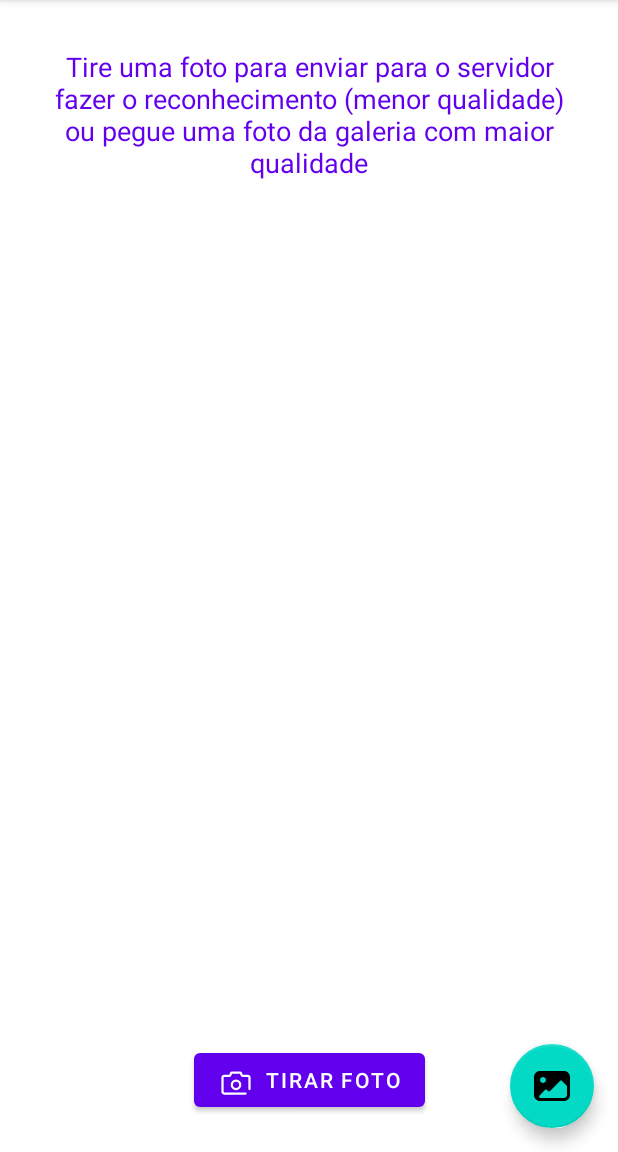
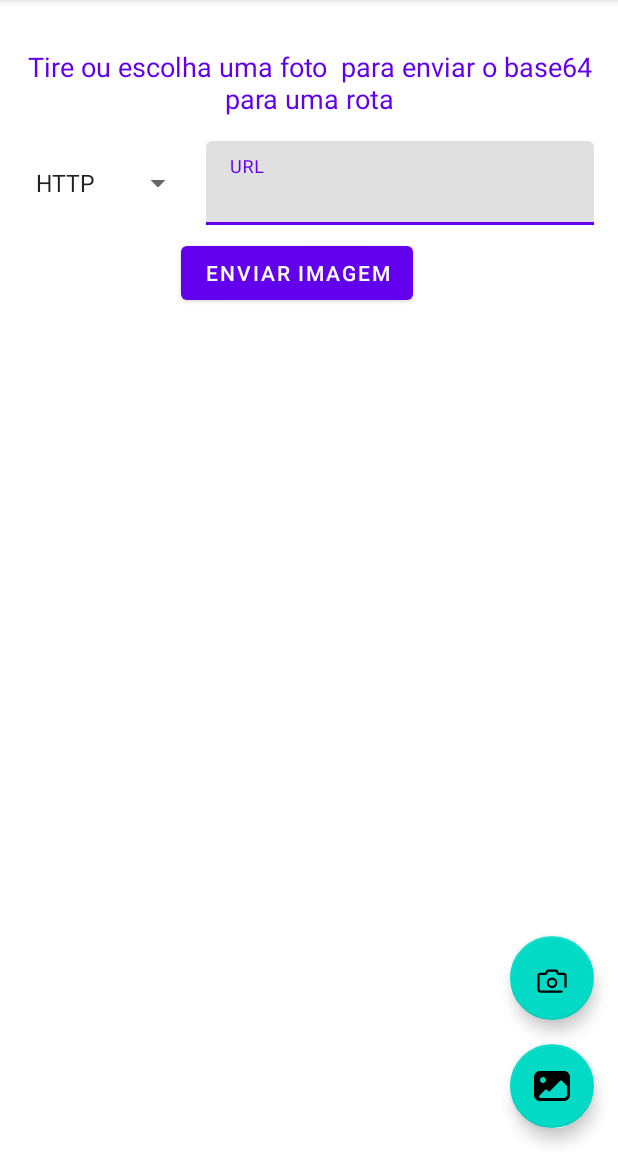
Before and after one commit to brunoeiji/ImagePost, an Android app: the screen it shows after launch (MainActivity), on a phone screen of 412 x 824 dp, the part 84-1236 px from its top. Run offline under Robolectric (Android 15) with nearby library versions, the phone set to English and light mode, and no system bars; libraries missing offline, so code that uses them is left out: com.github.kittinunf.fuel, com.github.kittinunf.result.

Commit message:
added url input and send button

```diff
--- a/app/src/main/java/com/example/camerapostimage/MainActivity.kt
+++ b/app/src/main/java/com/example/camerapostimage/MainActivity.kt
@@ -12,28 +12,41 @@ import android.os.Build
 import android.os.Bundle
 import android.provider.MediaStore
 import android.util.Log
+import android.view.View
+import android.widget.AdapterView
+import android.widget.ArrayAdapter
 import android.widget.Toast
 import java.util.Base64
 import androidx.appcompat.app.AlertDialog
 import androidx.appcompat.app.AppCompatActivity
 import com.github.kittinunf.fuel.Fuel
 import com.github.kittinunf.fuel.core.extensions.jsonBody
+import com.github.kittinunf.result.Result
 import kotlinx.android.synthetic.main.activity_main.*
-import kotlinx.coroutines.GlobalScope
-import kotlinx.coroutines.launch
+import kotlinx.android.synthetic.main.activity_main.view.*
 import java.io.ByteArrayOutputStream
 
 
-class MainActivity : AppCompatActivity() {
+class MainActivity : AppCompatActivity(), AdapterView.OnItemSelectedListener {
 
     private val CAMERA_REQUEST = 0x42
     private val GALLERY_REQUEST = 0x41
     private val PERMISSION_CODE = 0x40
-    private val POST_URL = "http://172.18.0.1:8080/detect" //COMPLETAR AQUI
+
+    private val httpChoices = arrayOf("HTTP", "HTTPS")
+    private var selectedImage: Bitmap? = null
 
     override fun onCreate(savedInstanceState: Bundle?) {
         super.onCreate(savedInstanceState)
         setContentView(R.layout.activity_main)
+
+        // Create an ArrayAdapter using the string array and a default spinner layout
+        val arrayAdapter = ArrayAdapter(this, android.R.layout.simple_spinner_item, httpChoices)
+        arrayAdapter.setDropDownViewResource(android.R.layout.simple_spinner_dropdown_item)
+        httpSpinner.adapter = arrayAdapter
+        httpSpinner.onItemSelectedListener = this
+
+        urlTextField.editText?.setText(getURL())
 
         cameraButton.setOnClickListener {
             openCamera()
@@ -41,6 +54,10 @@ class MainActivity : AppCompatActivity() {
 
         galleryButton.setOnClickListener {
             checkPermissionForGallery()
+        }
+
+        sendButton.setOnClickListener {
+            sendImage()
         }
     }
 
@@ -58,6 +75,33 @@ class MainActivity : AppCompatActivity() {
         }
         else{ //system OS is < Marshmallow
             openGallery();
+        }
+    }
+
+    private fun createURL() : String{
+        val url = httpSpinner.selectedItem.toString().toLowerCase()+ "://" + urlTextField.editText?.text
+        Log.e("URL",url)
+        return url
+    }
+
+    private fun sendImage(){
+        if(selectedImage != null) {
+            if(urlTextField.editText?.text?.isNotEmpty()!!) {
+                progressBar.visibility = View.VISIBLE
+                uploadImageToKasco(selectedImage!!)
+            }else{
+                val builder = AlertDialog.Builder(this)
+                builder.setTitle("Error")
+                builder.setMessage("Coloque uma URL para enviar a imagem")
+                builder.setPositiveButton("Ok", null)
+                builder.show()
+            }
+        }else{
+            val builder = AlertDialog.Builder(this)
+            builder.setTitle("Error")
+            builder.setMessage("Escolha uma imagem para enviar")
+            builder.setPositiveButton("Ok", null)
+            builder.show()
         }
     }
 
@@ -80,22 +124,32 @@ class MainActivity : AppCompatActivity() {
 
     private fun uploadImageToKasco(image:Bitmap){
         getBase64Image(image, complete = { base64Image ->
-            GlobalScope.launch {
             val body = "{ \"image\":\"" + base64Image + "\"}"
-                Log.d("BASE 64 IMAGE", body)
-                Fuel.post(POST_URL)
+//                Log.d("BASE 64 IMAGE", body)
+            val url = createURL()
+            saveURL(url)
+            Fuel.post(url)
                 .jsonBody(body)
-                    .response { result ->
-                        Log.e("result", "response chegou")
-                        val toast = Toast.makeText(applicationContext, "Resposta", Toast.LENGTH_LONG)
-                        toast.show()
+                .responseString { result ->
+                    progressBar.visibility = View.INVISIBLE
+                    when (result) {
+                        is Result.Failure -> {
+                            val er = result.getException()
+                            Log.e("Error", er.toString())
+                            runOnUiThread { Toast.makeText(this@MainActivity, "Falhou", Toast.LENGTH_LONG).show() }
+                        }
+                        is Result.Success -> {
+                            val data = result.get()
+                            println(data)
+                            Log.e("Data", data)
+                            runOnUiThread { Toast.makeText(this@MainActivity, "Sucesso", Toast.LENGTH_LONG).show() }
+                        }
                     }
                 }
         })
     }
 
     private fun getBase64Image(image: Bitmap, complete: (String?) -> Unit){
-        GlobalScope.launch {
         val outputStream = ByteArrayOutputStream()
         image.compress(Bitmap.CompressFormat.PNG, 100, outputStream )
         val b = outputStream.toByteArray()
@@ -103,7 +157,6 @@ class MainActivity : AppCompatActivity() {
             complete(Base64.getEncoder().encodeToString(b))
         }else{
             complete(null)
-            }
         }
     }
 
@@ -120,6 +173,19 @@ class MainActivity : AppCompatActivity() {
         }
     }
 
+    private fun saveURL(url: String){
+        val sharedPref = this.getPreferences(Context.MODE_PRIVATE)
+        with(sharedPref.edit()){
+            putString("url", url)
+            apply()
+        }
+    }
+
+    private fun getURL() : String{
+        val sharedPref = this.getPreferences(Context.MODE_PRIVATE)
+        return sharedPref.getString("url", "")!!
+    }
+
     override fun onRequestPermissionsResult(
         requestCode: Int,
         permissions: Array<out String>,
@@ -131,7 +197,7 @@ class MainActivity : AppCompatActivity() {
     }
 
     override fun onActivityResult(requestCode: Int, resultCode: Int, data: Intent?) {
-        var selectedImage: Bitmap? = null
+
         if(requestCode == CAMERA_REQUEST && resultCode == Activity.RESULT_OK){
             selectedImage = data?.extras?.get("data") as Bitmap
         }else if(requestCode == GALLERY_REQUEST && resultCode == Activity.RESULT_OK) {
@@ -145,19 +211,15 @@ class MainActivity : AppCompatActivity() {
             super.onActivityResult(requestCode, resultCode, data)
         }
         if(selectedImage != null) {
-            uploadImageToKasco(selectedImage)
             imageView.setImageBitmap(selectedImage)
-        }else{
-            val alertDialog: AlertDialog? = this.let {
-                val builder = AlertDialog.Builder(it)
-                builder.setTitle("Error")
-                builder.setMessage("Bitmap null, não foi possível fazer o upload")
-                builder.apply {
-                    setPositiveButton("Ok", null)
+        }
     }
 
-                builder.create()
+    override fun onNothingSelected(p0: AdapterView<*>?) {
+        p0?.textView?.text =  httpChoices[0]
+    }
+
+    override fun onItemSelected(p0: AdapterView<*>?, p1: View?, p2: Int, p3: Long) {
+        p0?.textView?.text =  httpChoices[p2]
     }
 }
-    }
-}
--- a/app/src/main/res/layout/activity_main.xml
+++ b/app/src/main/res/layout/activity_main.xml
@@ -6,30 +6,38 @@
     android:layout_height="match_parent"
     tools:context=".MainActivity">
 
-    <Button
-        android:id="@+id/cameraButton"
-        android:layout_width="wrap_content"
-        android:layout_height="wrap_content"
-        android:layout_marginBottom="24dp"
-        android:text="Tirar foto"
-        app:icon="@drawable/ic_camera"
-        app:layout_constraintBottom_toBottomOf="parent"
-        app:layout_constraintEnd_toEndOf="parent"
-        app:layout_constraintStart_toStartOf="parent" />
-
     <ImageView
         android:id="@+id/imageView"
         android:layout_width="0dp"
         android:layout_height="0dp"
-        android:layout_marginStart="32dp"
-        android:layout_marginTop="32dp"
-        android:layout_marginEnd="32dp"
-        android:layout_marginBottom="40dp"
-        app:layout_constraintBottom_toTopOf="@+id/cameraButton"
+        android:layout_marginStart="16dp"
+        android:layout_marginTop="8dp"
+        android:layout_marginEnd="16dp"
+        android:layout_marginBottom="32dp"
+        app:layout_constraintBottom_toBottomOf="parent"
         app:layout_constraintEnd_toEndOf="parent"
         app:layout_constraintStart_toStartOf="parent"
-        app:layout_constraintTop_toBottomOf="@+id/textView"
+        app:layout_constraintTop_toBottomOf="@+id/sendButton"
         tools:srcCompat="@drawable/ic_camera" />
+
+
+    <com.google.android.material.textfield.TextInputLayout
+        android:id="@+id/urlTextField"
+        android:layout_width="0dp"
+        android:layout_height="wrap_content"
+        android:layout_marginStart="8dp"
+        android:layout_marginTop="16dp"
+        android:hint="URL"
+        app:layout_constraintEnd_toEndOf="@+id/textView"
+        app:layout_constraintStart_toEndOf="@+id/httpSpinner"
+        app:layout_constraintTop_toBottomOf="@+id/textView">
+
+        <com.google.android.material.textfield.TextInputEditText
+            android:layout_width="match_parent"
+            android:layout_height="wrap_content"
+            android:inputType="textUri|textWebEditText" />
+
+    </com.google.android.material.textfield.TextInputLayout>
 
     <com.google.android.material.floatingactionbutton.FloatingActionButton
         android:id="@+id/galleryButton"
@@ -44,18 +52,64 @@
         app:layout_constraintBottom_toBottomOf="parent"
         app:layout_constraintEnd_toEndOf="parent" />
 
+    <Button
+        android:id="@+id/sendButton"
+        android:layout_width="wrap_content"
+        android:layout_height="wrap_content"
+        android:layout_marginTop="8dp"
+        android:text="Enviar imagem"
+        app:layout_constraintEnd_toEndOf="@+id/textView"
+        app:layout_constraintStart_toStartOf="parent"
+        app:layout_constraintTop_toBottomOf="@+id/urlTextField" />
+
+    <com.google.android.material.floatingactionbutton.FloatingActionButton
+        android:id="@+id/cameraButton"
+        android:layout_width="wrap_content"
+        android:layout_height="wrap_content"
+        android:layout_marginEnd="16dp"
+        android:layout_marginBottom="16dp"
+        android:clickable="true"
+        android:focusable="true"
+        android:src="@drawable/ic_camera"
+        app:borderWidth="1dp"
+        app:layout_constraintBottom_toTopOf="@+id/galleryButton"
+        app:layout_constraintEnd_toEndOf="parent" />
+
     <TextView
         android:id="@+id/textView"
         android:layout_width="0dp"
         android:layout_height="wrap_content"
-        android:layout_marginStart="32dp"
+        android:layout_marginStart="16dp"
         android:layout_marginTop="32dp"
-        android:layout_marginEnd="32dp"
-        android:text="Tire uma foto para enviar para o servidor fazer o reconhecimento (menor qualidade) ou pegue uma foto da galeria com maior qualidade"
+        android:layout_marginEnd="16dp"
+        android:text="Tire ou escolha uma foto  para enviar o base64 para uma rota"
         android:textAlignment="center"
         android:textColor="@color/colorPrimary"
         android:textSize="18sp"
         app:layout_constraintEnd_toEndOf="parent"
         app:layout_constraintStart_toStartOf="parent"
         app:layout_constraintTop_toTopOf="parent" />
+
+    <Spinner
+        android:id="@+id/httpSpinner"
+        android:layout_width="wrap_content"
+        android:layout_height="0dp"
+        android:layout_marginStart="16dp"
+        android:layout_weight="1"
+        app:layout_constraintBottom_toBottomOf="@+id/urlTextField"
+        app:layout_constraintStart_toStartOf="parent"
+        app:layout_constraintTop_toTopOf="@+id/urlTextField" />
+
+    <ProgressBar
+        android:id="@+id/progressBar"
+        style="?android:attr/progressBarStyle"
+        android:layout_width="wrap_content"
+        android:layout_height="wrap_content"
+        android:indeterminateOnly="true"
+        android:visibility="invisible"
+        app:layout_constraintBottom_toBottomOf="parent"
+        app:layout_constraintEnd_toEndOf="parent"
+        app:layout_constraintStart_toStartOf="parent"
+        app:layout_constraintTop_toTopOf="parent" />
+
 </androidx.constraintlayout.widget.ConstraintLayout>
```
Lines whose indentation alone changed are shown as unchanged.
